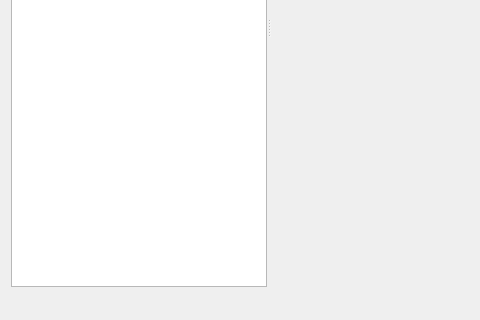
This is mainwindow.ui in rolker/camp as Qt 5 draws it before an edit; both pictures show x 0 to 480 and y 280 to 600 of the 800 by 600 pixel window. The edited form follows.
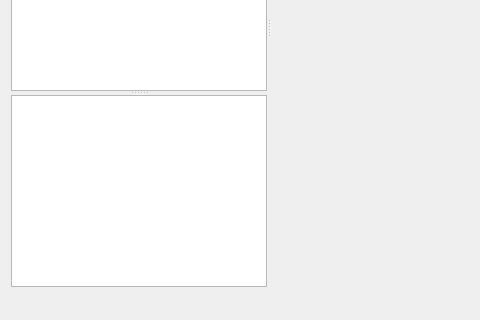
This is the edited form. Custom widgets are drawn as their Qt base class.

The edit to the form file:
```diff
--- a/mainwindow.ui
+++ b/mainwindow.ui
@@ -16,17 +16,33 @@
   <widget class="QWidget" name="centralWidget">
    <layout class="QVBoxLayout" name="verticalLayout">
     <item>
-     <widget class="QSplitter" name="splitter">
+     <widget class="QSplitter" name="splitter_2">
       <property name="orientation">
        <enum>Qt::Horizontal</enum>
       </property>
+      <widget class="QSplitter" name="splitter">
+       <property name="orientation">
+        <enum>Qt::Vertical</enum>
+       </property>
       <widget class="QTreeView" name="treeView">
        <property name="sizePolicy">
         <sizepolicy hsizetype="Minimum" vsizetype="Minimum">
          <horstretch>0</horstretch>
+          <verstretch>1</verstretch>
+         </sizepolicy>
+        </property>
+        <attribute name="headerVisible">
+         <bool>false</bool>
+        </attribute>
+       </widget>
+       <widget class="QTextEdit" name="textEdit">
+        <property name="sizePolicy">
+         <sizepolicy hsizetype="Expanding" vsizetype="Expanding">
+          <horstretch>0</horstretch>
          <verstretch>0</verstretch>
         </sizepolicy>
        </property>
+       </widget>
       </widget>
       <widget class="MissionCanvas" name="missionCanvas" native="true">
        <property name="sizePolicy">
```
Lines whose indentation alone changed are shown as unchanged.
